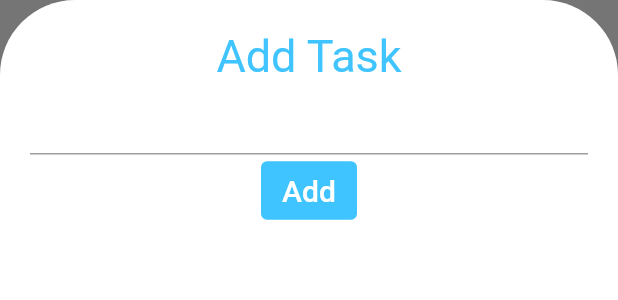
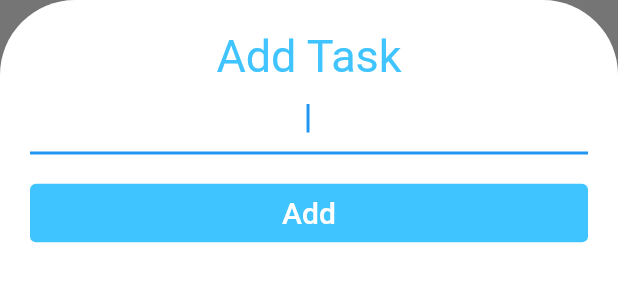
Before and after one commit to Lallivero/Todoey, a Flutter app: the AddTaskScreen widget shown alone on an empty page, opened directly, on a phone screen of 412 x 824 dp. Shown: the top 300 px of the screen. Run offline on Flutter 3.47's test engine with Material 2 defaults, Android fonts, the phone set to English and light mode, and no system bars; statements that could not run were skipped.

Commit message:
end of the day

```diff
--- a/lib/screens/add_task_screen.dart
+++ b/lib/screens/add_task_screen.dart
@@ -1,7 +1,8 @@
 import 'package:flutter/material.dart';
 
 class AddTaskScreen extends StatelessWidget {
-  const AddTaskScreen({Key? key}) : super(key: key);
+  const AddTaskScreen({Key? key})
+      : super(key: key);
 
   @override
   Widget build(BuildContext context) {
@@ -11,7 +12,8 @@ class AddTaskScreen extends StatelessWidget {
         //
       ),
       child: Container(
-        padding: const EdgeInsets.symmetric(horizontal: 20.0, vertical: 20.0),
+        padding: const EdgeInsets.symmetric(
+            horizontal: 20.0, vertical: 20.0),
         decoration: const BoxDecoration(
           color: Colors.white,
           borderRadius: BorderRadius.only(
@@ -20,22 +22,36 @@ class AddTaskScreen extends StatelessWidget {
           ),
         ),
         child: Column(
-          mainAxisAlignment: MainAxisAlignment.start,
-          crossAxisAlignment: CrossAxisAlignment.center,
+          mainAxisAlignment:
+              MainAxisAlignment.start,
+          crossAxisAlignment:
+              CrossAxisAlignment.stretch,
           children: [
-            Text(
+            const Text(
               'Add Task',
-              style: TextStyle(color: Colors.lightBlueAccent, fontSize: 30.0),
+              style: TextStyle(
+                  color: Colors.lightBlueAccent,
+                  fontSize: 30.0),
+              textAlign: TextAlign.center,
             ),
-            TextField(),
+            TextField(
+              autofocus: true,
+              textAlign: TextAlign.center,
+            ),
+            SizedBox(
+              height: 15.0,
+            ),
             TextButton(
               style: ButtonStyle(
                 backgroundColor:
-                    MaterialStateProperty.all(Colors.lightBlueAccent),
+                    MaterialStateProperty.all(
+                        Colors.lightBlueAccent),
               ),
-              child: Text(
+              child: const Text(
                 'Add',
-                style: TextStyle(color: Colors.white, fontSize: 20.0),
+                style: TextStyle(
+                    color: Colors.white,
+                    fontSize: 20.0),
               ),
               onPressed: () {},
             )
--- /dev/null
+++ b/lib/widgets/task_checkbox.dart
@@ -0,0 +1 @@
+import 'package:flutter/material.dart';
```
Also changed, not shown: lib/screens/tasks_screen.dart (+11 -1 lines), lib/widgets/task_tile.dart (+41 -9 lines).
